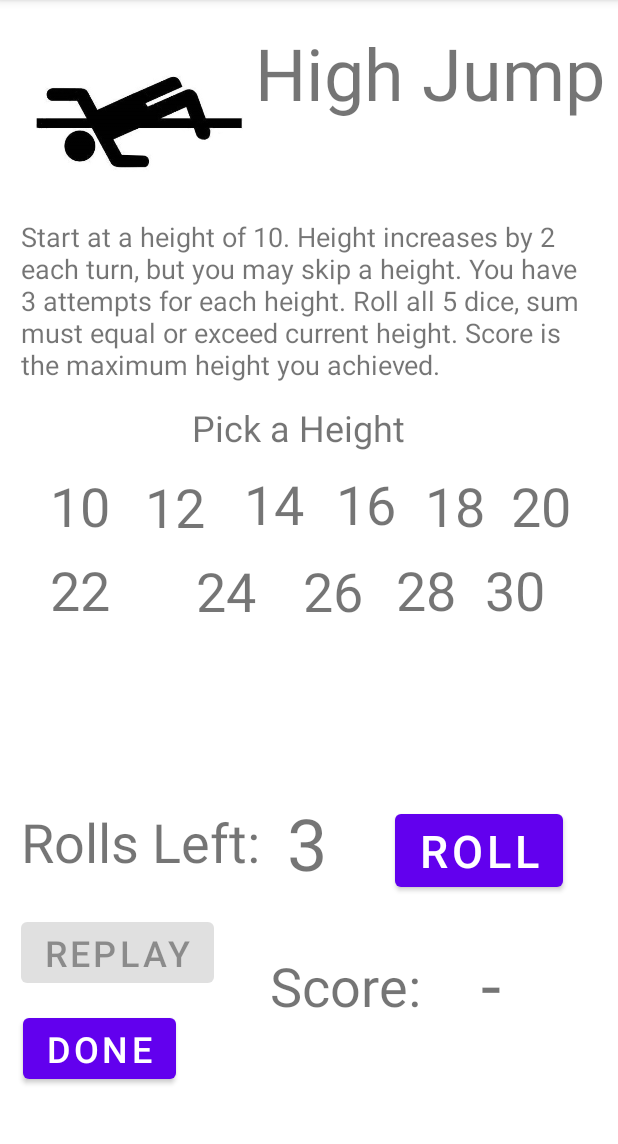
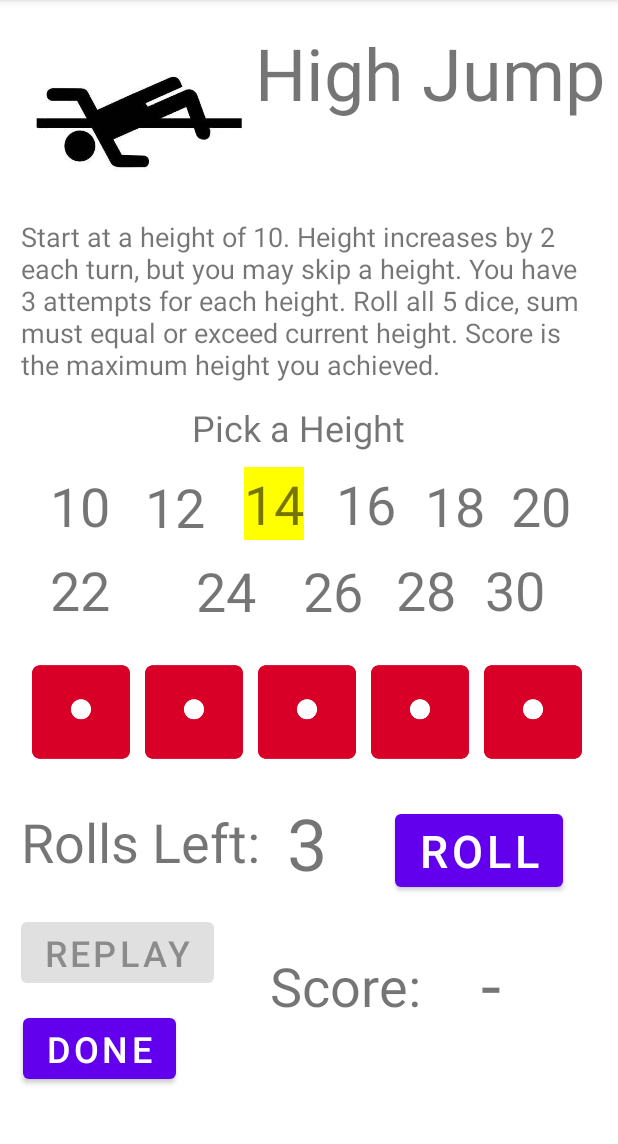
Before and after one commit to willmoller/Decathlon_Android, an Android app: the EventHighJump screen opened directly, with no data from a screen before it, after a tap on "22", on a phone screen of 412 x 824 dp, the part 84-1228 px from its top. Run offline under Robolectric (Android 15) with nearby library versions, the light colour scheme and no system bars; 1 other tap on this screen came first.

Commit message:
starting some logic for clicking on the goals for a jump and managing the visual look and clickable state.

```diff
--- a/app/src/main/java/com/example/encore/EventHighJump.java
+++ b/app/src/main/java/com/example/encore/EventHighJump.java
@@ -2,6 +2,8 @@ package com.example.encore;
 
 import androidx.appcompat.app.AppCompatActivity;
 
+import android.graphics.Color;
+import android.graphics.drawable.ColorDrawable;
 import android.media.MediaPlayer;
 import android.os.Bundle;
 import android.view.View;
@@ -12,6 +14,9 @@ import android.widget.ImageView;
 import android.widget.TextView;
 
 import java.util.ArrayList;
+import java.util.Dictionary;
+import java.util.Enumeration;
+import java.util.HashMap;
 import java.util.Random;
 
 public class EventHighJump extends AppCompatActivity {
@@ -19,8 +24,10 @@ public class EventHighJump extends AppCompatActivity {
     private static final Random RANDOM = new Random();
     private Dice rolledDice;
     private ArrayList<ImageView> ivRolledDice;
-    private ArrayList<String> rolledKeys;
-    private int totalScore, rollsLeft;
+    private ArrayList<TextView> jumpGoalViews;
+    private HashMap<String, TextView> jumpGoals;
+    private ArrayList<String> rolledKeys, jumpGoalKeys;
+    private int totalScore, rollsLeft, jumpGoal, colorID;
     private Button rollDice, resetGame, leaveGame;
     private Die currentDie;
 
@@ -46,6 +53,7 @@ public class EventHighJump extends AppCompatActivity {
 
         totalScore = 0;
         rollsLeft = 3;
+        jumpGoal = 0;
 
         ivRolledDice = new ArrayList<ImageView>();
         rolledKeys = new ArrayList<String>();
@@ -63,6 +71,7 @@ public class EventHighJump extends AppCompatActivity {
         ivRolledDice.add(findViewById(R.id.ivHighJumpRollDie5));
 
         rolledDice = new Dice(ivRolledDice, rolledKeys);
+        rolledDice.MakeVisible();
 
         try10 = (TextView) findViewById(R.id.tvHighJumpGoal10);
         try12 = (TextView) findViewById(R.id.tvHighJumpGoal12);
@@ -75,6 +84,39 @@ public class EventHighJump extends AppCompatActivity {
         try26 = (TextView) findViewById(R.id.tvHighJumpGoal26);
         try28 = (TextView) findViewById(R.id.tvHighJumpGoal28);
         try30 = (TextView) findViewById(R.id.tvHighJumpGoal30);
+
+        jumpGoalKeys = new ArrayList<String>();
+        jumpGoalViews = new ArrayList<TextView>();
+
+        jumpGoalKeys.add("try10");
+        jumpGoalKeys.add("try12");
+        jumpGoalKeys.add("try14");
+        jumpGoalKeys.add("try16");
+        jumpGoalKeys.add("try18");
+        jumpGoalKeys.add("try20");
+        jumpGoalKeys.add("try22");
+        jumpGoalKeys.add("try24");
+        jumpGoalKeys.add("try26");
+        jumpGoalKeys.add("try28");
+        jumpGoalKeys.add("try30");
+
+        jumpGoalViews.add(try10);
+        jumpGoalViews.add(try12);
+        jumpGoalViews.add(try14);
+        jumpGoalViews.add(try16);
+        jumpGoalViews.add(try18);
+        jumpGoalViews.add(try20);
+        jumpGoalViews.add(try22);
+        jumpGoalViews.add(try24);
+        jumpGoalViews.add(try26);
+        jumpGoalViews.add(try28);
+        jumpGoalViews.add(try30);
+
+        jumpGoals = new HashMap<String, TextView>();
+
+        for (int i = 0; i < jumpGoalKeys.size(); i++) {
+            jumpGoals.put(jumpGoalKeys.get(i), jumpGoalViews.get(i));
+        }
 
         //try10.setOnClickListener(this);
 
@@ -136,6 +178,8 @@ public class EventHighJump extends AppCompatActivity {
                             rolledDice.getDiceList().get("rollDie5").getDieFaceView().setImageResource(res);
                             rolledDice.getDiceList().get("rollDie5").setValue(value);
                         }
+
+                        CheckSuccessfulJump();
                     }
 
                     @Override
@@ -178,6 +222,17 @@ public class EventHighJump extends AppCompatActivity {
         });
     }
 
+    private void CheckSuccessfulJump() {
+
+        rollsLeft--;
+        if (rollsLeft == 0){
+            rollDice.setEnabled(false);
+        }
+
+
+
+    }
+
     @Override
     public void onWindowFocusChanged(boolean hasFocus) {
         super.onWindowFocusChanged(hasFocus);
@@ -198,7 +253,56 @@ public class EventHighJump extends AppCompatActivity {
         );
     }
 
-    public void onClick(View v){
+    public void setJumpGoal(View v){
+        switch (v.getId()){
+            case R.id.tvHighJumpGoal10:
+                jumpGoal = 10;
+                break;
+            case R.id.tvHighJumpGoal12:
+                jumpGoal = 12;
+                break;
+            case R.id.tvHighJumpGoal14:
+                jumpGoal = 14;
+                break;
+            case R.id.tvHighJumpGoal16:
+                jumpGoal = 16;
+                break;
+            case R.id.tvHighJumpGoal18:
+                jumpGoal = 18;
+                break;
+            case R.id.tvHighJumpGoal20:
+                jumpGoal = 20;
+                break;
+            case R.id.tvHighJumpGoal22:
+                jumpGoal = 22;
+                break;
+            case R.id.tvHighJumpGoal24:
+                jumpGoal = 24;
+                break;
+            case R.id.tvHighJumpGoal26:
+                jumpGoal = 26;
+                break;
+            case R.id.tvHighJumpGoal28:
+                jumpGoal = 28;
+                break;
+            case R.id.tvHighJumpGoal30:
+                jumpGoal = 30;
+                break;
+        }
 
+        if (v.getBackground() instanceof ColorDrawable) {
+            ColorDrawable jumpColor = (ColorDrawable) v.getBackground();
+            colorID = jumpColor.getColor();
+        }
+
+
+
+        if (colorID == Color.YELLOW) {
+            v.setBackgroundColor(Color.WHITE);
+            colorID = Color.WHITE;
+        } else {
+            v.setBackgroundColor(Color.YELLOW);
+            colorID = Color.YELLOW;
+        }
     }
 }
--- a/app/src/main/res/layout/activity_event_high_jump.xml
+++ b/app/src/main/res/layout/activity_event_high_jump.xml
@@ -15,7 +15,7 @@
         android:layout_marginTop="10dp"
         android:text="14"
         android:textSize="36sp"
-        android:onClick="onClick"
+        android:onClick="setJumpGoal"
         app:layout_constraintStart_toEndOf="@+id/tvHighJumpGoal12"
         app:layout_constraintTop_toBottomOf="@+id/tvHighJumpActionPrompt" />
 
@@ -28,7 +28,7 @@
         android:layout_marginTop="7dp"
         android:text="22"
         android:textSize="36sp"
-        android:onClick="onClick"
+        android:onClick="setJumpGoal"
         app:layout_constraintStart_toStartOf="parent"
         app:layout_constraintTop_toBottomOf="@+id/tvHighJumpGoal10" />
 
@@ -41,7 +41,7 @@
         android:layout_marginTop="7dp"
         android:text="24"
         android:textSize="36sp"
-        android:onClick="onClick"
+        android:onClick="setJumpGoal"
         app:layout_constraintStart_toEndOf="@+id/tvHighJumpGoal22"
         app:layout_constraintTop_toBottomOf="@+id/tvHighJumpGoal12" />
 
@@ -54,7 +54,7 @@
         android:layout_marginTop="7dp"
         android:text="28"
         android:textSize="36sp"
-        android:onClick="onClick"
+        android:onClick="setJumpGoal"
         app:layout_constraintStart_toEndOf="@+id/tvHighJumpGoal26"
         app:layout_constraintTop_toBottomOf="@+id/tvHighJumpGoal18" />
 
@@ -67,7 +67,7 @@
         android:layout_marginTop="56dp"
         android:text="20"
         android:textSize="36sp"
-        android:onClick="onClick"
+        android:onClick="setJumpGoal"
         app:layout_constraintStart_toEndOf="@+id/tvHighJumpGoal18"
         app:layout_constraintTop_toBottomOf="@+id/tvHighJumpRules" />
 
@@ -80,7 +80,7 @@
         android:layout_marginTop="7dp"
         android:text="30"
         android:textSize="36sp"
-        android:onClick="onClick"
+        android:onClick="setJumpGoal"
         app:layout_constraintStart_toEndOf="@+id/tvHighJumpGoal28"
         app:layout_constraintTop_toBottomOf="@+id/tvHighJumpGoal20" />
 
@@ -93,7 +93,7 @@
         android:layout_marginTop="56dp"
         android:text="18"
         android:textSize="36sp"
-        android:onClick="onClick"
+        android:onClick="setJumpGoal"
         app:layout_constraintStart_toEndOf="@+id/tvHighJumpGoal16"
         app:layout_constraintTop_toBottomOf="@+id/tvHighJumpRules" />
 
@@ -118,7 +118,7 @@
         android:layout_marginTop="10dp"
         android:text="16"
         android:textSize="36sp"
-        android:onClick="onClick"
+        android:onClick="setJumpGoal"
         app:layout_constraintStart_toEndOf="@+id/tvHighJumpGoal14"
         app:layout_constraintTop_toBottomOf="@+id/tvHighJumpActionPrompt" />
 
@@ -131,7 +131,7 @@
         android:layout_marginTop="56dp"
         android:text="10"
         android:textSize="36sp"
-        android:onClick="onClick"
+        android:onClick="setJumpGoal"
         app:layout_constraintStart_toStartOf="parent"
         app:layout_constraintTop_toBottomOf="@+id/tvHighJumpRules" />
 
@@ -144,7 +144,7 @@
         android:layout_marginTop="9dp"
         android:text="26"
         android:textSize="36sp"
-        android:onClick="onClick"
+        android:onClick="setJumpGoal"
         app:layout_constraintStart_toEndOf="@+id/tvHighJumpGoal24"
         app:layout_constraintTop_toBottomOf="@+id/tvHighJumpGoal16" />
 
@@ -157,7 +157,7 @@
         android:layout_marginTop="12dp"
         android:text="12"
         android:textSize="36sp"
-        android:onClick="onClick"
+        android:onClick="setJumpGoal"
         app:layout_constraintStart_toEndOf="@+id/tvHighJumpGoal10"
         app:layout_constraintTop_toBottomOf="@+id/tvHighJumpActionPrompt" />
 
```
